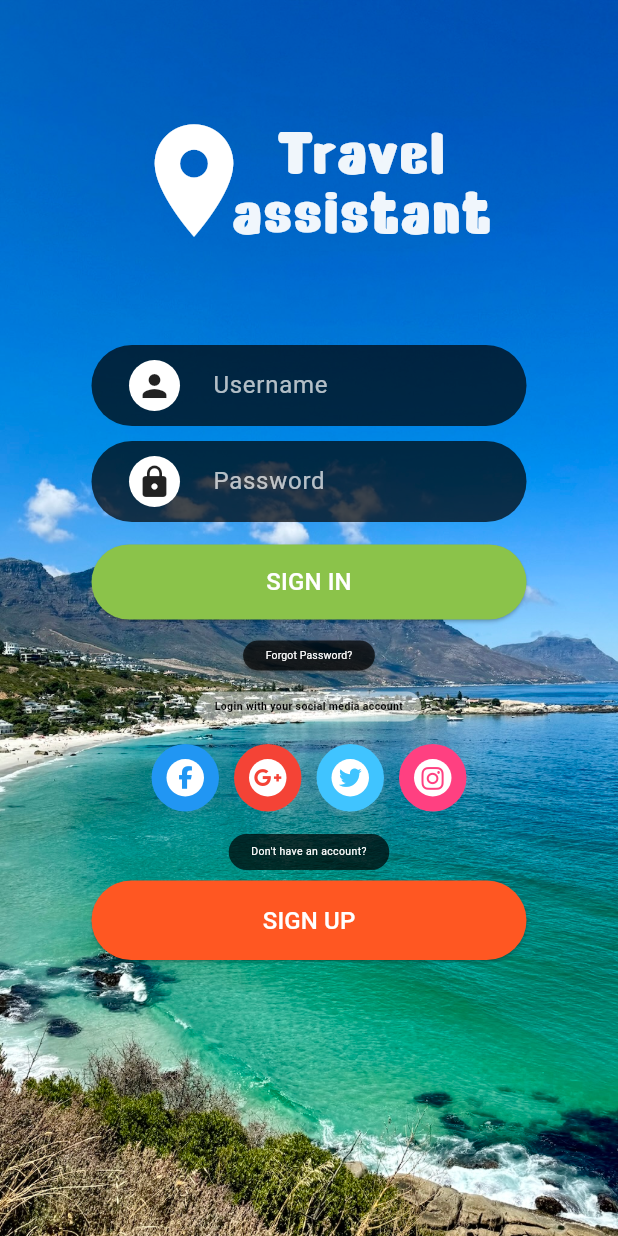
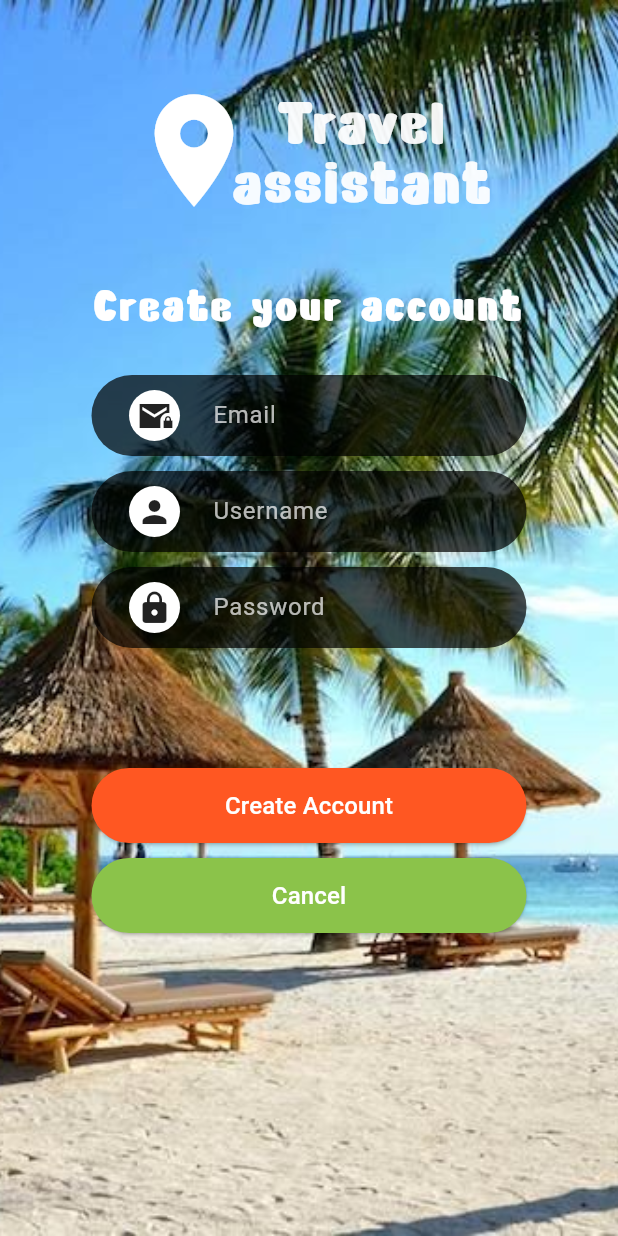
Before and after one commit to AL-Dos/midterm_project_login, a Flutter app: the screen it shows after launch, after a tap on "SIGN UP", on a phone screen of 412 x 824 dp. Run offline on Flutter 3.47's test engine with Material 3 defaults, Android fonts, the phone set to English and light mode, and no system bars; our stand-ins replace font_awesome_flutter.

Commit message:
Second screen done

```diff
--- a/lib/main.dart
+++ b/lib/main.dart
@@ -1,5 +1,6 @@
 import 'package:flutter/material.dart';
 import 'package:font_awesome_flutter/font_awesome_flutter.dart';
+import 'package:midterm_project_login/signup.dart';
 
 void main() {
   runApp(const MainApp());
@@ -11,6 +12,9 @@ class MainApp extends StatelessWidget {
   @override
   Widget build(BuildContext context) {
     return MaterialApp(
+      routes: {
+        '/signup': (context) => const Signup(),
+      },
       debugShowCheckedModeBanner: false,
       home: Scaffold(
         resizeToAvoidBottomInset: true,
@@ -339,7 +343,7 @@ class MainApp extends StatelessWidget {
                               ),
                               minimumSize: const Size(290, 50)),
                           onPressed: () {
-                            // Handle sign-in
+                            Navigator.pushNamed(context, '/signup');
                           },
                           child: const Text(
                             'SIGN UP',
--- a/lib/signup.dart
+++ b/lib/signup.dart
@@ -0,0 +1,224 @@
+import 'package:flutter/material.dart';
+import 'package:midterm_project_login/main.dart';
+
+class Signup extends StatelessWidget {
+  const Signup({super.key});
+
+  @override
+  Widget build(BuildContext context) {
+    return MaterialApp(
+      routes: {'/home': (context) => const MainApp()},
+      debugShowCheckedModeBanner: false,
+      home: Scaffold(
+        resizeToAvoidBottomInset: true,
+        body: Stack(
+          fit: StackFit.expand,
+          children: [
+            Container(
+              decoration: const BoxDecoration(
+                image: DecorationImage(
+                  image: AssetImage("lib/Assets/testIMG2.jpg"),
+                  fit: BoxFit.cover,
+                ),
+              ),
+            ),
+            SingleChildScrollView(
+              child: LayoutBuilder(builder: (context, constraints) {
+                return Center(
+                  child: Padding(
+                      padding: const EdgeInsets.symmetric(horizontal: 30),
+                      child: Column(
+                        mainAxisSize: MainAxisSize.min,
+                        children: [
+                          const SizedBox(height: 60),
+                          Row(
+                            mainAxisSize: MainAxisSize.min,
+                            mainAxisAlignment: MainAxisAlignment.center,
+                            crossAxisAlignment: CrossAxisAlignment.center,
+                            children: [
+                              Transform.translate(
+                                offset: const Offset(10, -5),
+                                child: const Icon(
+                                  Icons.location_on,
+                                  color: Colors.white,
+                                  size: 90,
+                                ),
+                              ),
+                              Transform.translate(
+                                offset: const Offset(-10, 0),
+                                child: const Column(
+                                  mainAxisSize: MainAxisSize.min,
+                                  children: [
+                                    Text(
+                                      "Travel",
+                                      style: TextStyle(
+                                        color:
+                                            Color.fromARGB(240, 255, 255, 255),
+                                        fontSize: 40,
+                                        fontWeight: FontWeight.w500,
+                                        height: 1,
+                                        letterSpacing: 2,
+                                        fontFamily: 'Akika',
+                                      ),
+                                      textAlign: TextAlign.center,
+                                    ),
+                                    Text(
+                                      "assistant",
+                                      style: TextStyle(
+                                        color:
+                                            Color.fromARGB(240, 255, 255, 255),
+                                        fontSize: 40,
+                                        fontWeight: FontWeight.w500,
+                                        height: 1,
+                                        letterSpacing: 2,
+                                        fontFamily: 'Akika',
+                                      ),
+                                      textAlign: TextAlign.center,
+                                    ),
+                                  ],
+                                ),
+                              ),
+                            ],
+                          ),
+                          const SizedBox(height: 40),
+                          const Text(
+                            "Create your account",
+                            textAlign: TextAlign.center,
+                            style: TextStyle(
+                                color: Colors.white,
+                                fontSize: 30,
+                                fontWeight: FontWeight.w500,
+                                height: 1,
+                                fontFamily: 'Akika',
+                                letterSpacing: 2),
+                          ),
+                          const SizedBox(height: 30),
+                          Container(
+                            width: 290,
+                            decoration: BoxDecoration(
+                              color: Colors.black87.withOpacity(0.7),
+                              borderRadius: BorderRadius.circular(30),
+                            ),
+                            padding: const EdgeInsets.symmetric(horizontal: 10),
+                            child: const TextField(
+                              style: TextStyle(
+                                  color: Color.fromARGB(255, 255, 255, 255)),
+                              decoration: InputDecoration(
+                                prefixIcon: Padding(
+                                  padding: EdgeInsets.only(left: 15, right: 18),
+                                  child: CircleAvatar(
+                                    radius: 17,
+                                    backgroundColor: Colors.white,
+                                    child: Icon(Icons.mail_lock_sharp,
+                                        color: Colors.black87),
+                                  ),
+                                ),
+                                hintText: 'Email',
+                                hintStyle: TextStyle(color: Colors.white70),
+                                border: InputBorder.none,
+                                contentPadding:
+                                    EdgeInsets.symmetric(vertical: 15),
+                              ),
+                            ),
+                          ),
+                          const SizedBox(height: 10),
+                          Container(
+                            width: 290,
+                            decoration: BoxDecoration(
+                              color: Colors.black87.withOpacity(0.7),
+                              borderRadius: BorderRadius.circular(30),
+                            ),
+                            padding: const EdgeInsets.symmetric(horizontal: 10),
+                            child: const TextField(
+                              style: TextStyle(
+                                  color: Color.fromARGB(255, 255, 255, 255)),
+                              decoration: InputDecoration(
+                                prefixIcon: Padding(
+                                  padding: EdgeInsets.only(left: 15, right: 18),
+                                  child: CircleAvatar(
+                                    radius: 17,
+                                    backgroundColor: Colors.white,
+                                    child: Icon(Icons.person,
+                                        color: Colors.black87),
+                                  ),
+                                ),
+                                hintText: 'Username',
+                                hintStyle: TextStyle(color: Colors.white70),
+                                border: InputBorder.none,
+                                contentPadding:
+                                    EdgeInsets.symmetric(vertical: 15),
+                              ),
+                            ),
+                          ),
+                          const SizedBox(height: 10),
+                          Container(
+                            width: 290,
+                            decoration: BoxDecoration(
+                              color: Colors.black87.withOpacity(0.7),
+                              borderRadius: BorderRadius.circular(30),
+                            ),
+                            padding: const EdgeInsets.symmetric(horizontal: 10),
+                            child: const TextField(
+                              style: TextStyle(color: Colors.white),
+                              obscureText: true,
+                              decoration: InputDecoration(
+                                prefixIcon: Padding(
+                                  padding: EdgeInsets.only(left: 15, right: 18),
+                                  child: CircleAvatar(
+                                    radius: 17,
+                                    backgroundColor: Colors.white,
+                                    child:
+                                        Icon(Icons.lock, color: Colors.black87),
+                                  ),
+                                ),
+                                hintText: 'Password',
+                                hintStyle: TextStyle(color: Colors.white70),
+                                border: InputBorder.none,
+                                contentPadding:
+                                    EdgeInsets.symmetric(vertical: 15),
+                              ),
+                            ),
+                          ),
+                          const SizedBox(height: 80),
+                          ElevatedButton(
+                            style: ElevatedButton.styleFrom(
+                                backgroundColor: Colors.deepOrange,
+                                shape: RoundedRectangleBorder(
+                                  borderRadius: BorderRadius.circular(30),
+                                ),
+                                minimumSize: const Size(290, 50)),
+                            onPressed: () {},
+                            child: const Text(
+                              'Create Account',
+                              style:
+                                  TextStyle(fontSize: 16, color: Colors.white),
+                            ),
+                          ),
+                          const SizedBox(height: 10),
+                          ElevatedButton(
+                            style: ElevatedButton.styleFrom(
+                                backgroundColor: Colors.lightGreen,
+                                shape: RoundedRectangleBorder(
+                                  borderRadius: BorderRadius.circular(30),
+                                ),
+                                minimumSize: const Size(290, 50)),
+                            onPressed: () {
+                              Navigator.pushNamed(context, '/home');
+                            },
+                            child: const Text(
+                              'Cancel',
+                              style:
+                                  TextStyle(fontSize: 16, color: Colors.white),
+                            ),
+                          )
+                        ],
+                      )),
+                );
+              }),
+            )
+          ],
+        ),
+      ),
+    );
+  }
+}
```
Also changed, not shown: lib/Assets/testIMG2.jpg.
